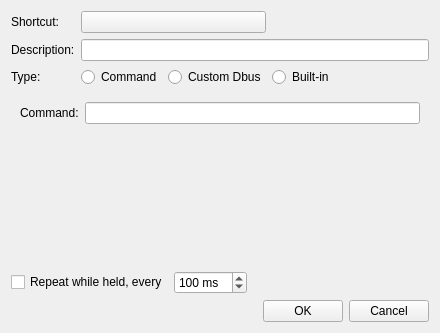
The window that services/services-settings/hotkeys/edithotkeywidget.ui (nicholasyoder/forest) describes before a commit, drawn with Qt 5.
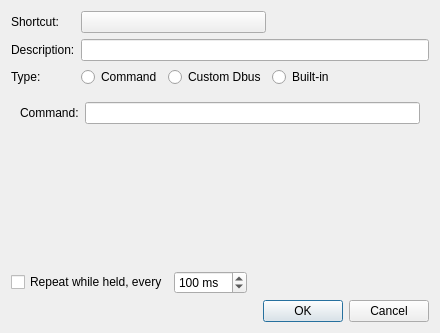
The same window after the commit. Icons and pictures are not drawn.

What changed in the file:
```diff
--- a/services/services-settings/hotkeys/edithotkeywidget.ui
+++ b/services/services-settings/hotkeys/edithotkeywidget.ui
@@ -1,7 +1,7 @@
 <?xml version="1.0" encoding="UTF-8"?>
 <ui version="4.0">
  <class>edithotkeywidget</class>
- <widget class="QWidget" name="edithotkeywidget">
+ <widget class="QDialog" name="edithotkeywidget">
   <property name="geometry">
    <rect>
     <x>0</x>
```
